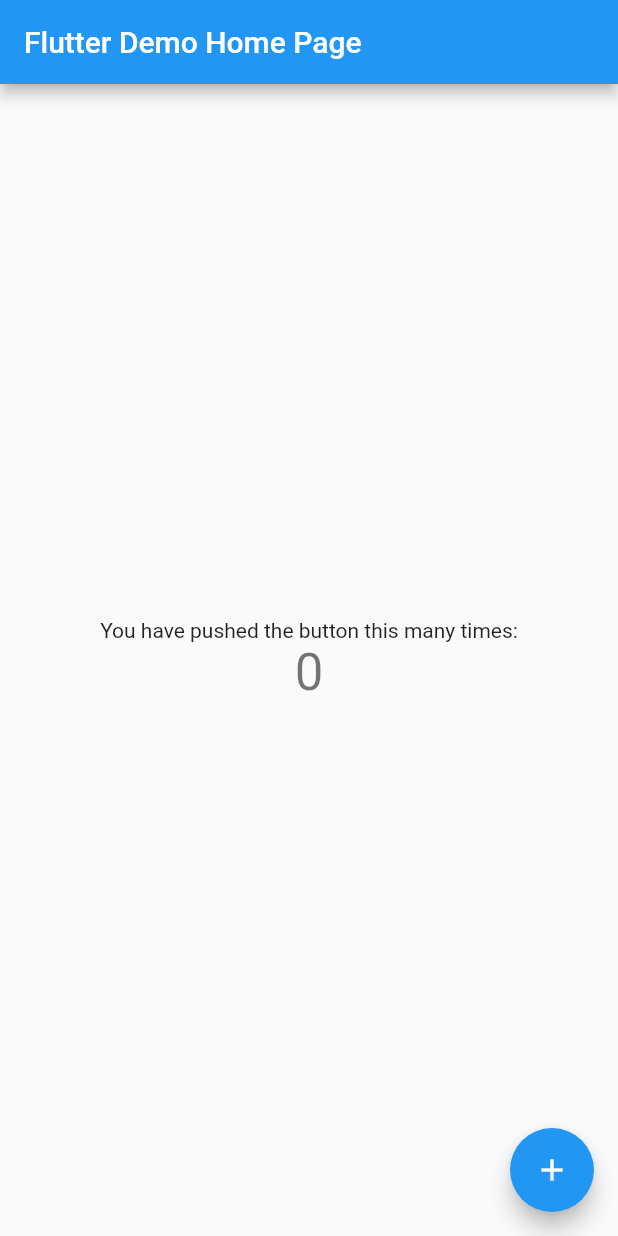
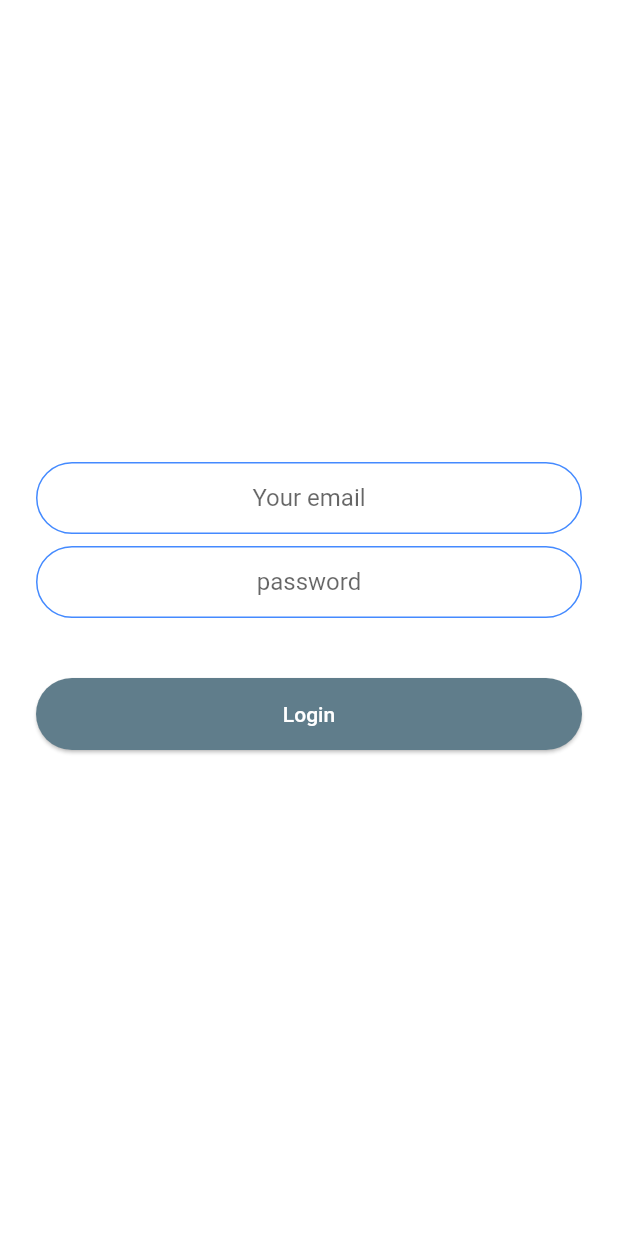
Before and after one commit to saeidbs/Todo-App, a Flutter app: the screen it shows after launch, on a phone screen of 412 x 824 dp. Run offline on Flutter 3.47's test engine with Material 2 defaults, Android fonts, the phone set to English and light mode, and no system bars.

Commit message:
login screen 0.01

```diff
--- /dev/null
+++ b/todo_app/lib/constants.dart
@@ -0,0 +1,35 @@
+import 'package:flutter/material.dart';
+
+const kSendButtonTextStyle = TextStyle(
+  color: Colors.lightBlueAccent,
+  fontWeight: FontWeight.bold,
+  fontSize: 18.0,
+);
+
+const kMessageTextFieldDecoration = InputDecoration(
+  contentPadding: EdgeInsets.symmetric(vertical: 10.0, horizontal: 20.0),
+  hintText: 'Type your message here...',
+  border: InputBorder.none,
+);
+
+const kMessageContainerDecoration = BoxDecoration(
+  border: Border(
+    top: BorderSide(color: Colors.lightBlueAccent, width: 2.0),
+  ),
+);
+
+const kTextFieldDecoration = InputDecoration(
+  hintText: 'Enter a value',
+  contentPadding: EdgeInsets.symmetric(vertical: 10.0, horizontal: 20.0),
+  border: OutlineInputBorder(
+    borderRadius: BorderRadius.all(Radius.circular(32.0)),
+  ),
+  enabledBorder: OutlineInputBorder(
+    borderSide: BorderSide(color: Colors.blueAccent, width: 1.0),
+    borderRadius: BorderRadius.all(Radius.circular(32.0)),
+  ),
+  focusedBorder: OutlineInputBorder(
+    borderSide: BorderSide(color: Colors.blueAccent, width: 2.0),
+    borderRadius: BorderRadius.all(Radius.circular(32.0)),
+  ),
+);
--- /dev/null
+++ b/todo_app/lib/login_screen.dart
@@ -0,0 +1,63 @@
+import 'package:flutter/material.dart';
+import 'package:todo_app/constants.dart';
+
+class LoginScreen extends StatefulWidget {
+  @override
+  _LoginScreenState createState() => _LoginScreenState();
+}
+
+class _LoginScreenState extends State<LoginScreen> {
+  @override
+  Widget build(BuildContext context) {
+    return Scaffold(
+      backgroundColor: Colors.white,
+      body: Padding(
+        padding: EdgeInsets.symmetric(horizontal: 24.0),
+        child: SafeArea(
+          child: Column(
+            mainAxisAlignment: MainAxisAlignment.center,
+            crossAxisAlignment: CrossAxisAlignment.stretch,
+            children: <Widget>[
+              TextField(
+                keyboardType: TextInputType.emailAddress,
+                textAlign: TextAlign.center,
+                decoration:
+                    kTextFieldDecoration.copyWith(hintText: "Your email"),
+              ),
+              SizedBox(
+                height: 8,
+              ),
+              TextField(
+                keyboardType: TextInputType.emailAddress,
+                textAlign: TextAlign.center,
+                decoration: kTextFieldDecoration.copyWith(hintText: "password"),
+              ),
+              SizedBox(
+                height: 24,
+              ),
+              Padding(
+                padding:  EdgeInsets.symmetric(vertical: 16),
+                child: Material(
+                  elevation: 1,
+                  color: Colors.blueGrey,
+                  borderRadius: BorderRadius.circular(32.0),
+                  child: MaterialButton(
+                    minWidth: 200,
+                    height: 42,
+                    child: Text(
+                      "Login",
+                      style: TextStyle(
+                        color: Colors.white
+                      ),
+                    ),
+                  ),
+
+                ),
+              )
+            ],
+          ),
+        ),
+      ),
+    );
+  }
+}
--- a/todo_app/lib/main.dart
+++ b/todo_app/lib/main.dart
@@ -1,4 +1,5 @@
 import 'package:flutter/material.dart';
+import 'login_screen.dart';
 
 void main() => runApp(MyApp());
 
@@ -20,7 +21,7 @@ class MyApp extends StatelessWidget {
         // is not restarted.
         primarySwatch: Colors.blue,
       ),
-      home: MyHomePage(title: 'Flutter Demo Home Page'),
+      home: LoginScreen(),
     );
   }
 }
```
Also changed, not shown: todo_app/lib/components/rounded_button.dart (added).
